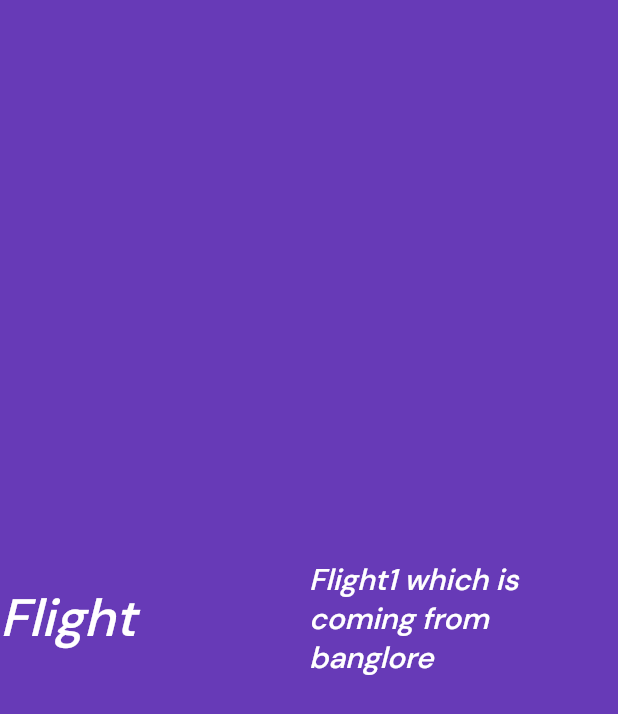
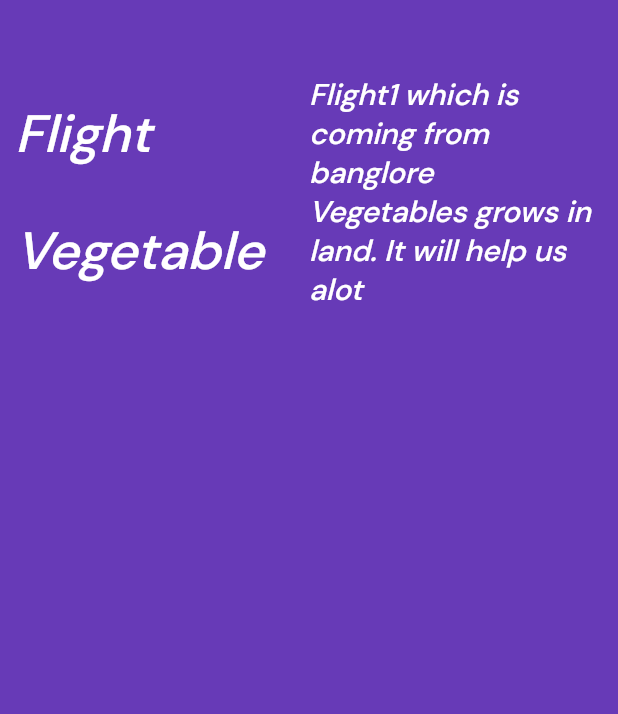
Before and after one commit to Rupkuvarba/FlutterTutorial, a Flutter app: the screen it shows after launch, on a phone screen of 412 x 824 dp. Shown: the top 714 px of the screen. Run offline on Flutter 3.47's test engine with Material 2 defaults, Android fonts, the phone set to English and light mode, and no system bars.

Commit message:
2.4-2: Row, Columns and expandable widget

```diff
--- a/lib/app_screens/home.dart
+++ b/lib/app_screens/home.dart
@@ -1,18 +1,24 @@
 import 'package:flutter/material.dart';
 
-class Home extends StatelessWidget{
-
+class Home extends StatelessWidget {
   @override
   Widget build(BuildContext context) {
     // TODO: implement build
     return Center(
       child: Container(
+        padding:
+            EdgeInsets.only(left: 10.0, top: 50.0, right: 10.0, bottom: 50.0),
         alignment: Alignment.center,
         color: Colors.deepPurple,
-        child: Row(
+
+        //column
+        child: Column(
           children: [
-
-             Expanded(child: Text(
+            //Column-1
+            Row(
+              children: [
+                Expanded(
+                    child: Text(
                   "Flight",
                   textDirection: TextDirection.ltr,
                   style: TextStyle(
@@ -21,12 +27,10 @@ class Home extends StatelessWidget{
                       fontFamily: "DMSans",
                       fontWeight: FontWeight.w500,
                       fontStyle: FontStyle.italic,
-                   color: Colors.white
-               ) ,
+                      color: Colors.white),
                 )),
-
-             Expanded(child:
-             Text(
+                Expanded(
+                    child: Text(
                   "Flight1 which is coming from banglore",
                   textDirection: TextDirection.ltr,
                   style: TextStyle(
@@ -35,17 +39,43 @@ class Home extends StatelessWidget{
                       fontFamily: "DMSans",
                       fontWeight: FontWeight.w500,
                       fontStyle: FontStyle.italic,
-                   color: Colors.white
-               ) ,
-             )
-             )
+                      color: Colors.white),
+                ))
+              ],
+            ),
 
+            //column 2
+            Row(
+              children: [
+                Expanded(
+                    child: Text(
+                  "Vegetable",
+                  textDirection: TextDirection.ltr,
+                  style: TextStyle(
+                      decoration: TextDecoration.none,
+                      fontSize: 35.0,
+                      fontFamily: "DMSans",
+                      fontWeight: FontWeight.w500,
+                      fontStyle: FontStyle.italic,
+                      color: Colors.white),
+                )),
+                Expanded(
+                    child: Text(
+                  "Vegetables grows in land. It will help us alot",
+                  textDirection: TextDirection.ltr,
+                  style: TextStyle(
+                      decoration: TextDecoration.none,
+                      fontSize: 20.0,
+                      fontFamily: "DMSans",
+                      fontWeight: FontWeight.w500,
+                      fontStyle: FontStyle.italic,
+                      color: Colors.white),
+                ))
               ],
             )
-
+          ],
+        ),
       ),
     );
-
   }
-
 }
```
Lines whose indentation alone changed are shown as unchanged.
